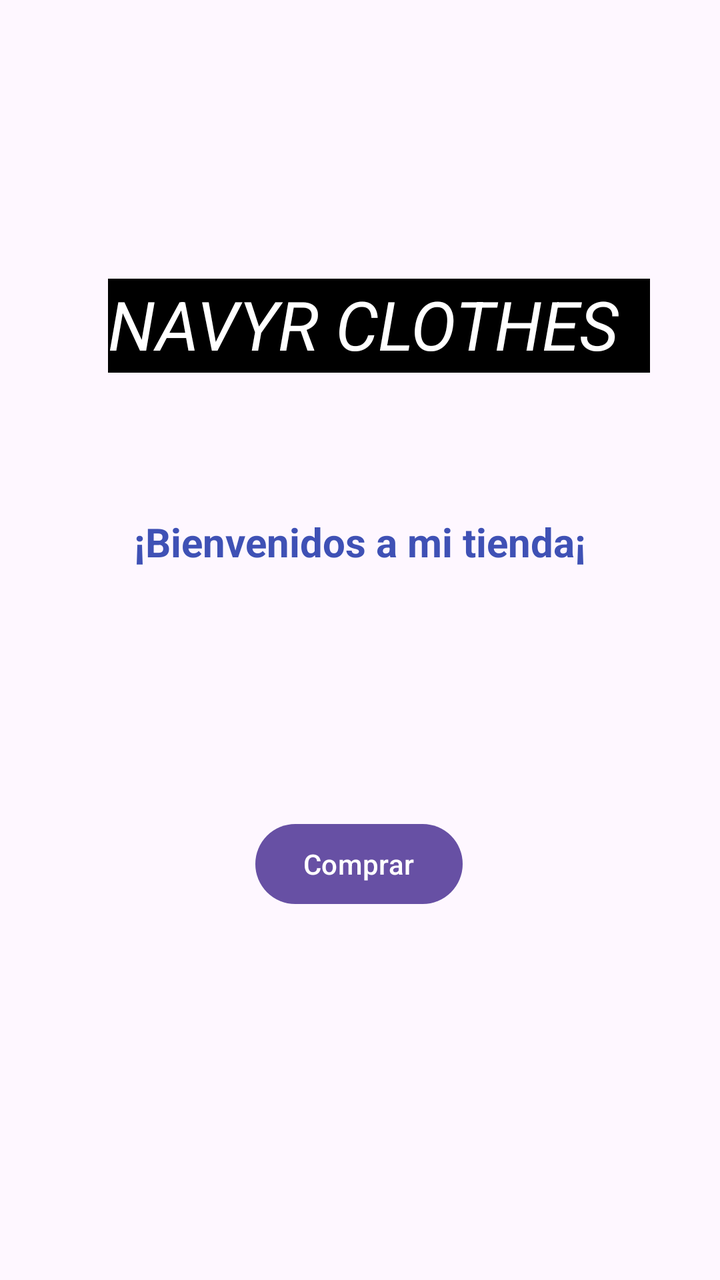
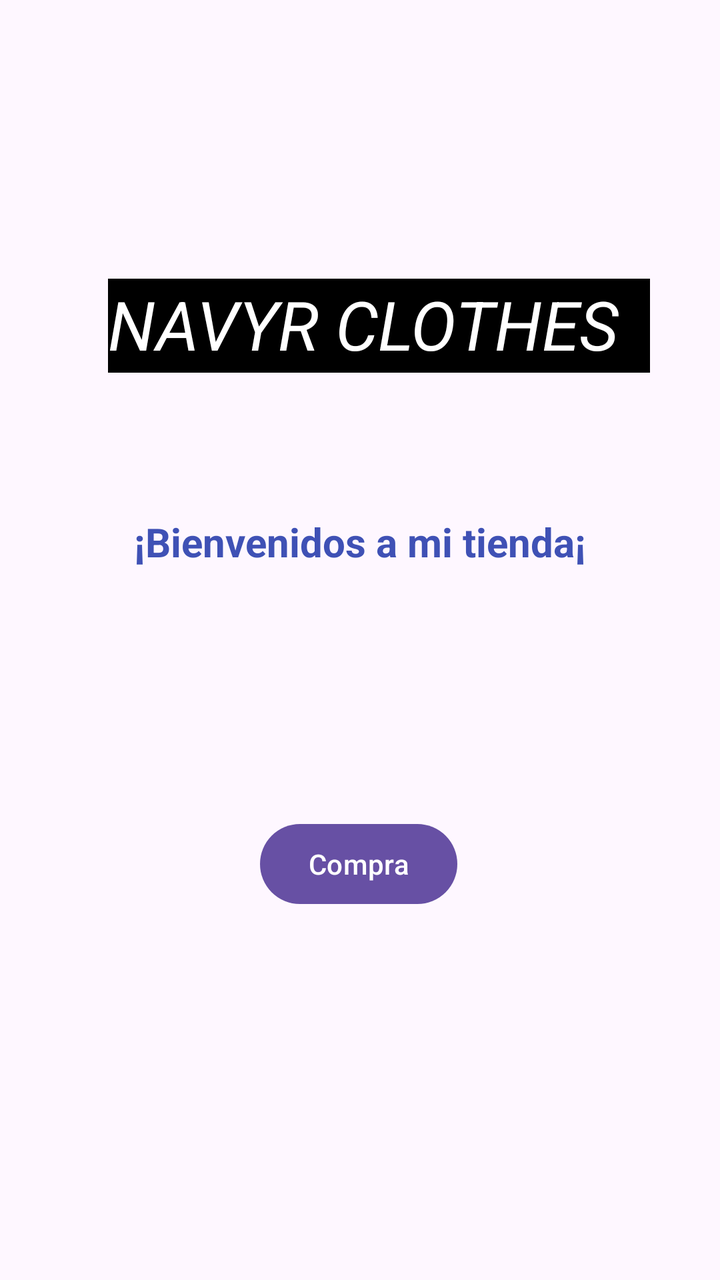

Two renders of the same Android screen: before a commit and after it. Below are the layout's source before the change and the commit's diff.
<!-- AndroidManifest.xml: application theme Theme.GitHub -->
<!-- res/layout/activity_main.xml -->
<?xml version="1.0" encoding="utf-8"?>
<androidx.constraintlayout.widget.ConstraintLayout xmlns:android="http://schemas.android.com/apk/res/android"
    xmlns:app="http://schemas.android.com/apk/res-auto"
    xmlns:tools="http://schemas.android.com/tools"
    android:id="@+id/main"
    android:layout_width="match_parent"
    android:layout_height="match_parent"
    android:foregroundTint="#FF0000"
    tools:context=".MainActivity">

    <TextView
        android:layout_width="271dp"
        android:layout_height="47dp"
        android:autoSizeMaxTextSize="50dp"
        android:background="#000000"
        android:text="NAVYR CLOTHES"
        android:textColor="#FFFFFF"
        android:textSize="34sp"
        android:textStyle="italic"
        app:layout_constraintBottom_toBottomOf="parent"
        app:layout_constraintEnd_toEndOf="parent"
        app:layout_constraintHorizontal_bias="0.607"
        app:layout_constraintStart_toStartOf="parent"
        app:layout_constraintTop_toTopOf="parent"
        app:layout_constraintVertical_bias="0.235" />

    <TextView
        android:id="@+id/textView"
        android:layout_width="wrap_content"
        android:layout_height="wrap_content"
        android:text="¡Bienvenidos a mi tienda¡"
        android:textColor="#3F51B5"
        android:textSize="20sp"
        android:textStyle="bold"
        app:layout_constraintBottom_toBottomOf="parent"
        app:layout_constraintEnd_toEndOf="parent"
        app:layout_constraintStart_toStartOf="parent"
        app:layout_constraintTop_toTopOf="parent"
        app:layout_constraintVertical_bias="0.42" />

    <Button
        android:id="@+id/button2"
        android:layout_width="wrap_content"
        android:layout_height="wrap_content"
        android:shadowColor="#FFFFFF"
        android:text="Comprar"
        android:textColor="#FFFFFF"
        android:textColorHighlight="#FFFFFF"
        android:textColorHint="#FFFFFF"
        android:textColorLink="#FFFFFF"
        app:layout_constraintBottom_toBottomOf="parent"
        app:layout_constraintEnd_toEndOf="parent"
        app:layout_constraintHorizontal_bias="0.498"
        app:layout_constraintStart_toStartOf="parent"
        app:layout_constraintTop_toTopOf="parent"
        app:layout_constraintVertical_bias="0.689"
        app:rippleColor="#FFFFFF"
        app:strokeColor="#FFFFFF" />

</androidx.constraintlayout.widget.ConstraintLayout>
<!-- resources referenced by this layout -->
<resources>
  <style name="Theme.GitHub" parent="Base.Theme.GitHub" />
  <style name="Base.Theme.GitHub" parent="Theme.Material3.DayNight.NoActionBar">
          
          
      </style>
</resources>

<!-- the commit's change to res/layout/activity_main.xml (unified diff, before → after) -->
@@ -43,7 +43,7 @@
         android:layout_width="wrap_content"
         android:layout_height="wrap_content"
         android:shadowColor="#FFFFFF"
-        android:text="Comprar"
+        android:text="Compra"
         android:textColor="#FFFFFF"
         android:textColorHighlight="#FFFFFF"
         android:textColorHint="#FFFFFF"
